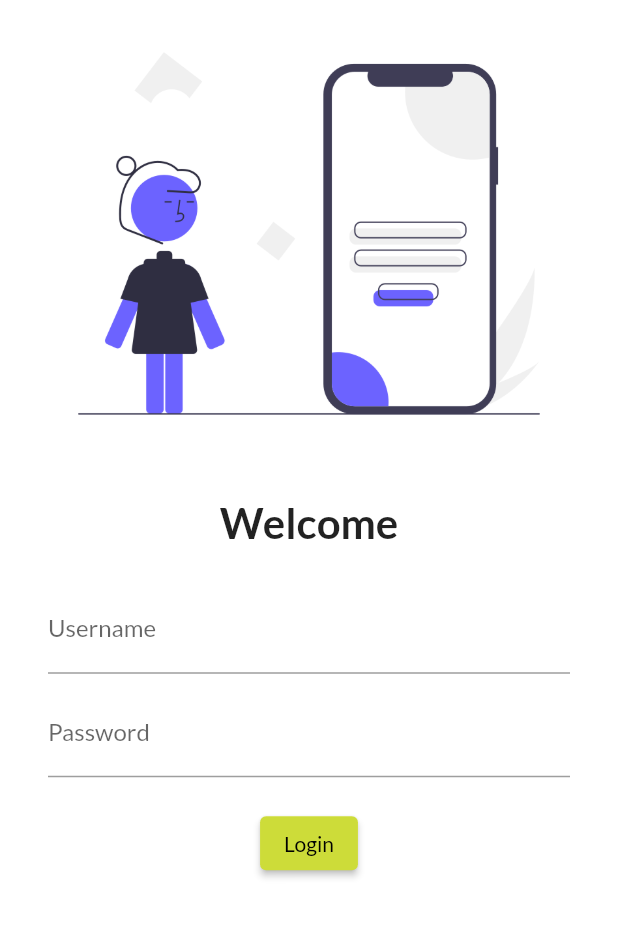
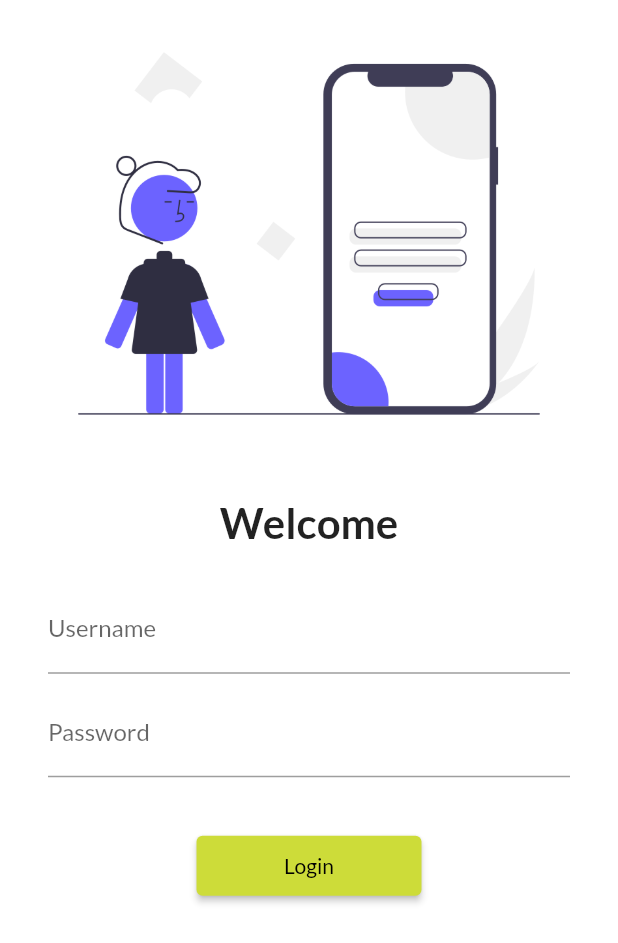
Before and after one commit to amanat-2003/my_app, a Flutter app: the screen it shows after launch, on a phone screen of 412 x 824 dp. Shown: the top 943 px of the screen. Run offline on Flutter 3.47's test engine with Material 2 defaults, Android fonts, the phone set to English and light mode, and no system bars; our stand-ins replace google_fonts.

Commit message:
day5 completed

```diff
--- a/lib/main.dart
+++ b/lib/main.dart
@@ -4,6 +4,7 @@ import 'package:flutter/material.dart';
 import 'package:google_fonts/google_fonts.dart';
 import 'package:my_app/pages/login_page.dart';
 import 'package:my_app/pages/home_page.dart';
+import 'package:my_app/utils/routes.dart';
 
 void main() {
   runApp(MyApp());
@@ -16,6 +17,7 @@ class MyApp extends StatelessWidget {
   Widget build(BuildContext context) {
     return MaterialApp(
       // home: HomePage(),
+      // debugShowCheckedModeBanner: false,
       themeMode: ThemeMode.system,
       theme: ThemeData(
         primarySwatch: Colors.lime,
@@ -29,8 +31,8 @@ class MyApp extends StatelessWidget {
       // initialRoute: "/home",
       routes: {
         "/": (context) => LoginPage(),
-        "/home": (context) => HomePage(),
-        "/login": (context) => LoginPage(),
+        MyRoutes.homeRoute: (context) => HomePage(),
+        MyRoutes.loginRoute: (context) => LoginPage(),
       },
     );
   }
--- a/lib/pages/login_page.dart
+++ b/lib/pages/login_page.dart
@@ -1,6 +1,7 @@
 // ignore_for_file: unused_import, avoid_unnecessary_containers, prefer_const_constructors, avoid_print
 
 import 'package:flutter/material.dart';
+import 'package:my_app/utils/routes.dart';
 
 class LoginPage extends StatelessWidget {
   const LoginPage({Key? key}) : super(key: key);
@@ -9,6 +10,7 @@ class LoginPage extends StatelessWidget {
   Widget build(BuildContext context) {
     return Material(
         color: Colors.white,
+        child: SingleChildScrollView(
           child: Column(
             children: [
               Image.asset(
@@ -52,19 +54,20 @@ class LoginPage extends StatelessWidget {
                       ),
                     ),
                     SizedBox(
-                    height: 15,
+                      height: 30,
                     ),
                     ElevatedButton(
                       onPressed: () {
-                      print("DDSTHA");
+                        Navigator.pushNamed(context, MyRoutes.homeRoute);
                       },
-                    style: TextButton.styleFrom(),
+                      style: TextButton.styleFrom(minimumSize: Size(150, 40)),
                       child: Text("Login"),
-                  )
+                    ),
                   ],
                 ),
               )
             ],
+          ),
         ));
   }
 }
--- /dev/null
+++ b/lib/utils/routes.dart
@@ -0,0 +1,4 @@
+class MyRoutes {
+  static String loginRoute = "/login";
+  static String homeRoute = "/home";
+}
```
Lines whose indentation alone changed are shown as unchanged.
